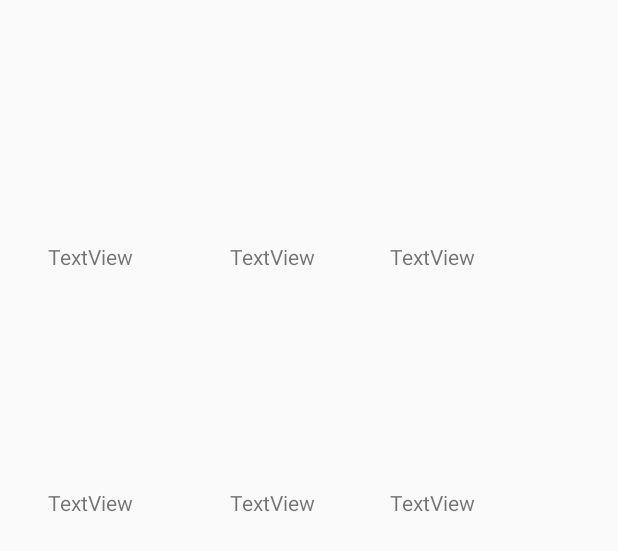
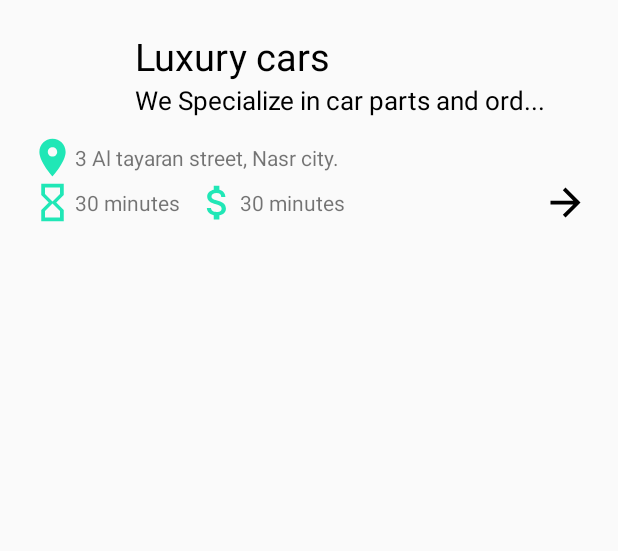
Before and after one commit to ahmed1hisham/osta-belya, an Android app: the layout mechanic_item.xml on its own in the app's theme, with its tools: preview values and no code run, on a phone screen of 412 x 824 dp. Shown: the top 551 px of the screen. Run offline under Robolectric (Android 15) with nearby library versions, the phone set to English and light mode, and no system bars.

Commit message:
finish mechanic component

```diff
--- /dev/null
+++ b/app/src/main/res/drawable/hourglass_ic.xml
@@ -0,0 +1,5 @@
+<vector android:height="24dp" android:tint="#20E7B6"
+    android:viewportHeight="24.0" android:viewportWidth="24.0"
+    android:width="24dp" xmlns:android="http://schemas.android.com/apk/res/android">
+    <path android:fillColor="#FF000000" android:pathData="M6,2v6h0.01L6,8.01 10,12l-4,4 0.01,0.01L6,16.01L6,22h12v-5.99h-0.01L18,16l-4,-4 4,-3.99 -0.01,-0.01L18,8L18,2L6,2zM16,16.5L16,20L8,20v-3.5l4,-4 4,4zM12,11.5l-4,-4L8,4h8v3.5l-4,4z"/>
+</vector>
--- /dev/null
+++ b/app/src/main/res/drawable/ic_arrow_forward_black_24dp.xml
@@ -0,0 +1,9 @@
+<vector xmlns:android="http://schemas.android.com/apk/res/android"
+        android:width="24dp"
+        android:height="24dp"
+        android:viewportWidth="24.0"
+        android:viewportHeight="24.0">
+    <path
+        android:fillColor="#FF000000"
+        android:pathData="M12,4l-1.41,1.41L16.17,11H4v2h12.17l-5.58,5.59L12,20l8,-8z"/>
+</vector>
--- /dev/null
+++ b/app/src/main/res/drawable/locaation_ic.xml
@@ -0,0 +1,5 @@
+<vector android:height="24dp" android:tint="#20E7B6"
+    android:viewportHeight="24.0" android:viewportWidth="24.0"
+    android:width="24dp" xmlns:android="http://schemas.android.com/apk/res/android">
+    <path android:fillColor="#FF000000" android:pathData="M12,2C8.13,2 5,5.13 5,9c0,5.25 7,13 7,13s7,-7.75 7,-13c0,-3.87 -3.13,-7 -7,-7zM12,11.5c-1.38,0 -2.5,-1.12 -2.5,-2.5s1.12,-2.5 2.5,-2.5 2.5,1.12 2.5,2.5 -1.12,2.5 -2.5,2.5z"/>
+</vector>
--- /dev/null
+++ b/app/src/main/res/drawable/money_ic.xml
@@ -0,0 +1,5 @@
+<vector android:height="24dp" android:tint="#20E7B6"
+    android:viewportHeight="24.0" android:viewportWidth="24.0"
+    android:width="24dp" xmlns:android="http://schemas.android.com/apk/res/android">
+    <path android:fillColor="#FF000000" android:pathData="M11.8,10.9c-2.27,-0.59 -3,-1.2 -3,-2.15 0,-1.09 1.01,-1.85 2.7,-1.85 1.78,0 2.44,0.85 2.5,2.1h2.21c-0.07,-1.72 -1.12,-3.3 -3.21,-3.81V3h-3v2.16c-1.94,0.42 -3.5,1.68 -3.5,3.61 0,2.31 1.91,3.46 4.7,4.13 2.5,0.6 3,1.48 3,2.41 0,0.69 -0.49,1.79 -2.7,1.79 -2.06,0 -2.87,-0.92 -2.98,-2.1h-2.2c0.12,2.19 1.76,3.42 3.68,3.83V21h3v-2.15c1.95,-0.37 3.5,-1.5 3.5,-3.55 0,-2.84 -2.43,-3.81 -4.7,-4.4z"/>
+</vector>
--- a/app/src/main/res/layout/mechanic_item.xml
+++ b/app/src/main/res/layout/mechanic_item.xml
@@ -4,65 +4,76 @@
         xmlns:tools="http://schemas.android.com/tools"
         xmlns:app="http://schemas.android.com/apk/res-auto"
         android:layout_width="match_parent"
-        android:layout_height="match_parent"
+        android:layout_height="wrap_content"
 android:padding="20dp">
 
     <ImageView android:layout_width="70dp" android:layout_height="70dp"
             android:id="@+id/merchantItem_iv"
                app:layout_constraintStart_toStartOf="parent"
-               app:layout_constraintTop_toTopOf="parent"
+               app:layout_constraintTop_toTopOf="parent"/>
 
+    <TextView android:layout_width="wrap_content" android:layout_height="wrap_content"
+    android:id="@+id/merchantName_tv"
+    tools:text="Luxury cars"
+    android:textSize="25sp"
+    android:textColor="#000"
+    app:layout_constraintStart_toEndOf="@id/merchantItem_iv"/>
+
+    <TextView android:layout_width="wrap_content" android:layout_height="wrap_content"
+              android:id="@+id/merchantDetails_tv"
+              tools:text="We Specialize in car parts and ord..."
+              android:textSize="17sp"
+              android:textColor="#000"
+              app:layout_constraintStart_toEndOf="@id/merchantItem_iv"
+    app:layout_constraintTop_toBottomOf="@id/merchantName_tv"/>
+
+    <TextView android:layout_width="wrap_content" android:layout_height="wrap_content"
+    android:id="@+id/merchantAddress_tv"
+    tools:text="3 Al tayaran street, Nasr city."
+              app:layout_constraintStart_toEndOf="@id/locationIcon_iv"
+              app:layout_constraintTop_toTopOf="@id/locationIcon_iv"
+              app:layout_constraintBottom_toBottomOf="@id/locationIcon_iv"/>
+
+    <ImageView
+            android:id="@+id/locationIcon_iv"
+            android:layout_width="30dp" android:layout_height="30dp"
+    android:src="@drawable/locaation_ic"
+    app:layout_constraintTop_toBottomOf="@id/merchantItem_iv"
+    app:layout_constraintStart_toStartOf="parent"/>
+
+
+    <ImageView android:layout_width="30dp" android:layout_height="30dp"
+        android:id="@+id/hourglassIcon_iv"
+    android:src="@drawable/hourglass_ic"
+    app:layout_constraintTop_toBottomOf="@id/locationIcon_iv"/>
+
+    <TextView android:layout_width="wrap_content" android:layout_height="wrap_content"
+              android:id="@+id/merchantWaitingTime_tv"
+              tools:text="30 minutes"
+    app:layout_constraintStart_toEndOf="@id/hourglassIcon_iv"
+    app:layout_constraintTop_toTopOf="@id/hourglassIcon_iv"
+    app:layout_constraintBottom_toBottomOf="@id/hourglassIcon_iv"/>
+    <ImageView
+            android:id="@+id/cashIcon_iv"
+            android:layout_width="30dp" android:layout_height="30dp"
+            android:src="@drawable/money_ic"
+            app:layout_constraintStart_toEndOf="@id/merchantWaitingTime_tv"
+            android:layout_marginStart="10dp"
+            app:layout_constraintTop_toTopOf="@id/hourglassIcon_iv"
+            app:layout_constraintBottom_toBottomOf="@id/hourglassIcon_iv"
     />
-    <TextView
-            android:text="TextView"
-            android:layout_width="wrap_content"
-            android:layout_height="wrap_content"
-            android:id="@+id/mer_name" app:layout_constraintStart_toStartOf="parent"
-            android:layout_marginStart="16dp" app:layout_constraintEnd_toStartOf="@+id/mer_description"
-            android:layout_marginEnd="69dp" app:layout_constraintTop_toTopOf="parent" android:layout_marginTop="33dp"
-            android:layout_marginBottom="37dp" app:layout_constraintBottom_toTopOf="@+id/mer_location"/>
-    <TextView
-            android:text="TextView"
-            android:layout_width="wrap_content"
-            android:layout_height="wrap_content"
-            android:id="@+id/mer_description" app:layout_constraintEnd_toStartOf="@+id/mer_rating"
-            android:layout_marginEnd="50dp" app:layout_constraintTop_toTopOf="parent" android:layout_marginTop="33dp"
-            android:layout_marginBottom="37dp" app:layout_constraintBottom_toTopOf="@+id/mer_waiting"/>
-    <TextView
-            android:text="TextView"
-            android:layout_width="wrap_content"
-            android:layout_height="wrap_content"
-            android:id="@+id/mer_rating" android:layout_marginBottom="37dp"
-            app:layout_constraintBottom_toTopOf="@+id/mer_category" app:layout_constraintTop_toTopOf="parent"
-            android:layout_marginTop="34dp" android:layout_marginEnd="75dp" app:layout_constraintEnd_toEndOf="parent"/>
-    <TextView
-            android:text="TextView"
-            android:layout_width="wrap_content"
-            android:layout_height="wrap_content"
-            android:id="@+id/mer_location" app:layout_constraintStart_toStartOf="parent"
-            android:layout_marginStart="16dp" app:layout_constraintEnd_toStartOf="@+id/mer_waiting"
-            android:layout_marginEnd="69dp" app:layout_constraintBottom_toBottomOf="parent"
-            android:layout_marginBottom="459dp"/>
-    <TextView
-            android:text="TextView"
-            android:layout_width="wrap_content"
-            android:layout_height="wrap_content"
-            android:id="@+id/mer_waiting"
-            app:layout_constraintBottom_toBottomOf="parent" android:layout_marginBottom="459dp"
-            app:layout_constraintEnd_toStartOf="@+id/mer_category" android:layout_marginEnd="50dp"/>
-    <TextView
-            android:text="TextView"
-            android:layout_width="wrap_content"
-            android:layout_height="wrap_content"
-            android:id="@+id/mer_category" android:layout_marginEnd="75dp" app:layout_constraintEnd_toEndOf="parent"
-            app:layout_constraintBottom_toBottomOf="parent" android:layout_marginBottom="459dp"/>
+
+    <TextView android:layout_width="wrap_content" android:layout_height="wrap_content"
+              android:id="@+id/merchantCategory_tv"
+              tools:text="30 minutes"
+              app:layout_constraintStart_toEndOf="@id/cashIcon_iv"
+              app:layout_constraintTop_toTopOf="@id/cashIcon_iv"
+              app:layout_constraintBottom_toBottomOf="@id/cashIcon_iv"/>
     <ImageView
-            android:layout_width="wrap_content"
-            android:layout_height="wrap_content" app:srcCompat="@color/colorAccent"
-            android:id="@+id/mer_image"
-            app:layout_constraintBottom_toBottomOf="parent" android:layout_marginBottom="548dp"
-            app:layout_constraintStart_toStartOf="parent" android:layout_marginStart="88dp"
-            android:layout_marginEnd="295dp" app:layout_constraintEnd_toEndOf="parent"
-            app:layout_constraintHorizontal_bias="1.0" app:layout_constraintTop_toTopOf="parent"
-            android:layout_marginTop="19dp"/>
+            android:id="@+id/arrowIcon_iv"
+            android:layout_width="30dp" android:layout_height="30dp"
+    app:layout_constraintBottom_toBottomOf="parent"
+    app:layout_constraintEnd_toEndOf="parent"
+    android:src="@drawable/ic_arrow_forward_black_24dp"/>
+
 </android.support.constraint.ConstraintLayout>
```
